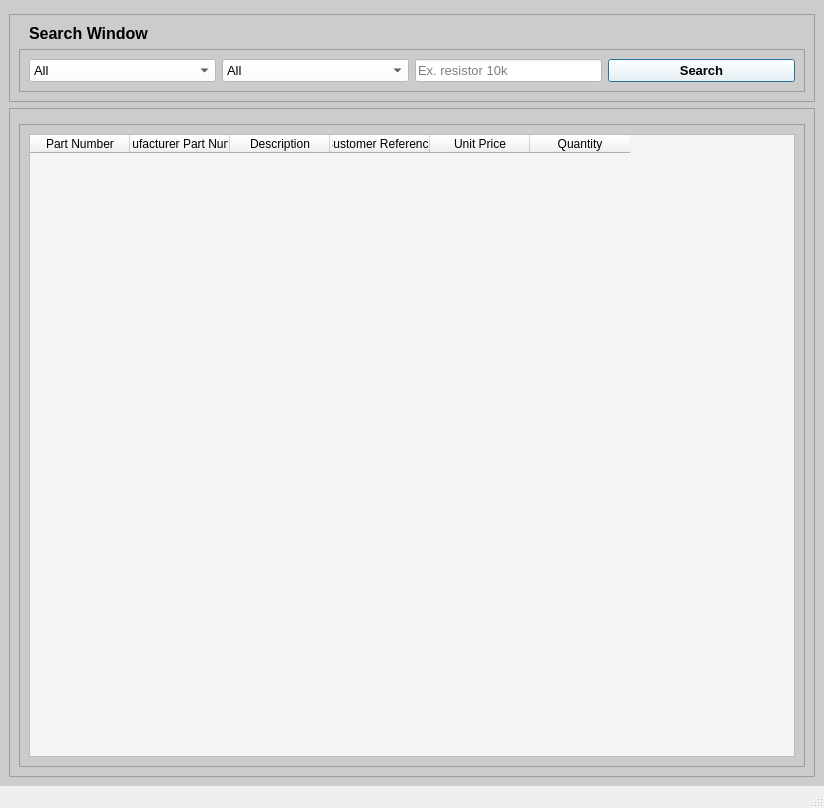
Before: the Qt Designer form Program_Files/UI_Files/search_window.ui in Thomas1B/Electronics-Inventory-Program, drawn with Qt 5.
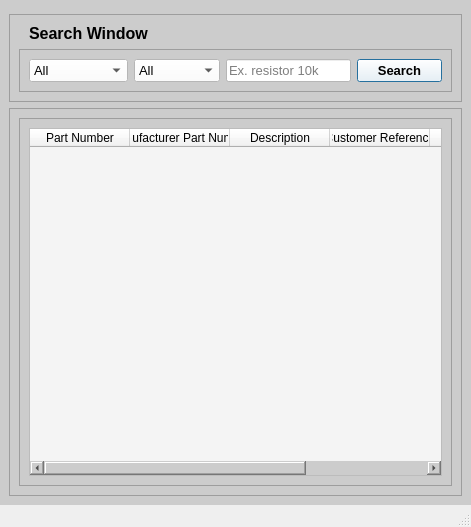
After: the same form once the commit is applied.

Diff of the .ui file:
```diff
--- a/Program_Files/UI_Files/search_window.ui
+++ b/Program_Files/UI_Files/search_window.ui
@@ -6,8 +6,8 @@
    <rect>
     <x>0</x>
     <y>0</y>
-    <width>824</width>
-    <height>808</height>
+    <width>471</width>
+    <height>527</height>
    </rect>
   </property>
   <property name="windowTitle">
@@ -27,16 +27,6 @@
        <enum>QFrame::Raised</enum>
       </property>
       <layout class="QVBoxLayout" name="verticalLayout_4">
-       <item>
-        <widget class="QFrame" name="frame_4">
-         <property name="frameShape">
-          <enum>QFrame::StyledPanel</enum>
-         </property>
-         <property name="frameShadow">
-          <enum>QFrame::Raised</enum>
-         </property>
-        </widget>
-       </item>
        <item>
         <widget class="QFrame" name="frame_3">
          <property name="frameShape">
@@ -57,6 +47,12 @@
               <height>0</height>
              </size>
             </property>
+            <property name="maximumSize">
+             <size>
+              <width>16777215</width>
+              <height>16777215</height>
+             </size>
+            </property>
             <property name="styleSheet">
              <string notr="true">background-color: rgb(244, 244, 244);</string>
             </property>
@@ -128,15 +124,15 @@
     <item row="1" column="0">
      <widget class="QFrame" name="search_frame">
       <property name="sizePolicy">
-       <sizepolicy hsizetype="Minimum" vsizetype="Fixed">
+       <sizepolicy hsizetype="Preferred" vsizetype="Fixed">
         <horstretch>0</horstretch>
         <verstretch>0</verstretch>
        </sizepolicy>
       </property>
       <property name="maximumSize">
        <size>
-        <width>806</width>
-        <height>94</height>
+        <width>16777215</width>
+        <height>16777215</height>
        </size>
       </property>
       <property name="frameShape">
@@ -145,8 +141,8 @@
       <property name="frameShadow">
        <enum>QFrame::Raised</enum>
       </property>
-      <layout class="QGridLayout" name="gridLayout">
-       <item row="0" column="0">
+      <layout class="QVBoxLayout" name="verticalLayout">
+       <item>
         <widget class="QLabel" name="title">
          <property name="font">
           <font>
@@ -170,14 +166,20 @@
          </property>
         </widget>
        </item>
-       <item row="1" column="0">
+       <item>
         <widget class="QFrame" name="frame_search_criteria">
          <property name="sizePolicy">
-          <sizepolicy hsizetype="Preferred" vsizetype="Fixed">
+          <sizepolicy hsizetype="Preferred" vsizetype="Preferred">
            <horstretch>0</horstretch>
            <verstretch>0</verstretch>
           </sizepolicy>
          </property>
+         <property name="maximumSize">
+          <size>
+           <width>900</width>
+           <height>16777215</height>
+          </size>
+         </property>
          <property name="frameShape">
           <enum>QFrame::StyledPanel</enum>
          </property>
@@ -187,6 +189,9 @@
          <layout class="QHBoxLayout" name="horizontalLayout">
           <item>
            <widget class="QComboBox" name="comboBox_section">
+            <property name="enabled">
+             <bool>true</bool>
+            </property>
             <property name="sizePolicy">
              <sizepolicy hsizetype="Preferred" vsizetype="Preferred">
               <horstretch>0</horstretch>
@@ -195,7 +200,7 @@
             </property>
             <property name="minimumSize">
              <size>
-              <width>100</width>
+              <width>0</width>
               <height>0</height>
              </size>
             </property>
@@ -241,6 +246,9 @@
           </item>
           <item>
            <widget class="QComboBox" name="comboBox_category">
+            <property name="enabled">
+             <bool>true</bool>
+            </property>
             <property name="sizePolicy">
              <sizepolicy hsizetype="Preferred" vsizetype="Preferred">
               <horstretch>0</horstretch>
@@ -249,7 +257,7 @@
             </property>
             <property name="minimumSize">
              <size>
-              <width>100</width>
+              <width>0</width>
               <height>0</height>
              </size>
             </property>
@@ -277,6 +285,9 @@
           </item>
           <item>
            <widget class="QLineEdit" name="search_lineEdit">
+            <property name="enabled">
+             <bool>true</bool>
+            </property>
             <property name="sizePolicy">
              <sizepolicy hsizetype="Preferred" vsizetype="Preferred">
               <horstretch>0</horstretch>
@@ -305,6 +316,9 @@
           </item>
           <item>
            <widget class="QPushButton" name="btn_search">
+            <property name="enabled">
+             <bool>true</bool>
+            </property>
             <property name="sizePolicy">
              <sizepolicy hsizetype="Preferred" vsizetype="Preferred">
               <horstretch>0</horstretch>
@@ -365,8 +379,8 @@
     <rect>
      <x>0</x>
      <y>0</y>
-     <width>824</width>
-     <height>21</height>
+     <width>471</width>
+     <height>18</height>
     </rect>
    </property>
   </widget>
```
